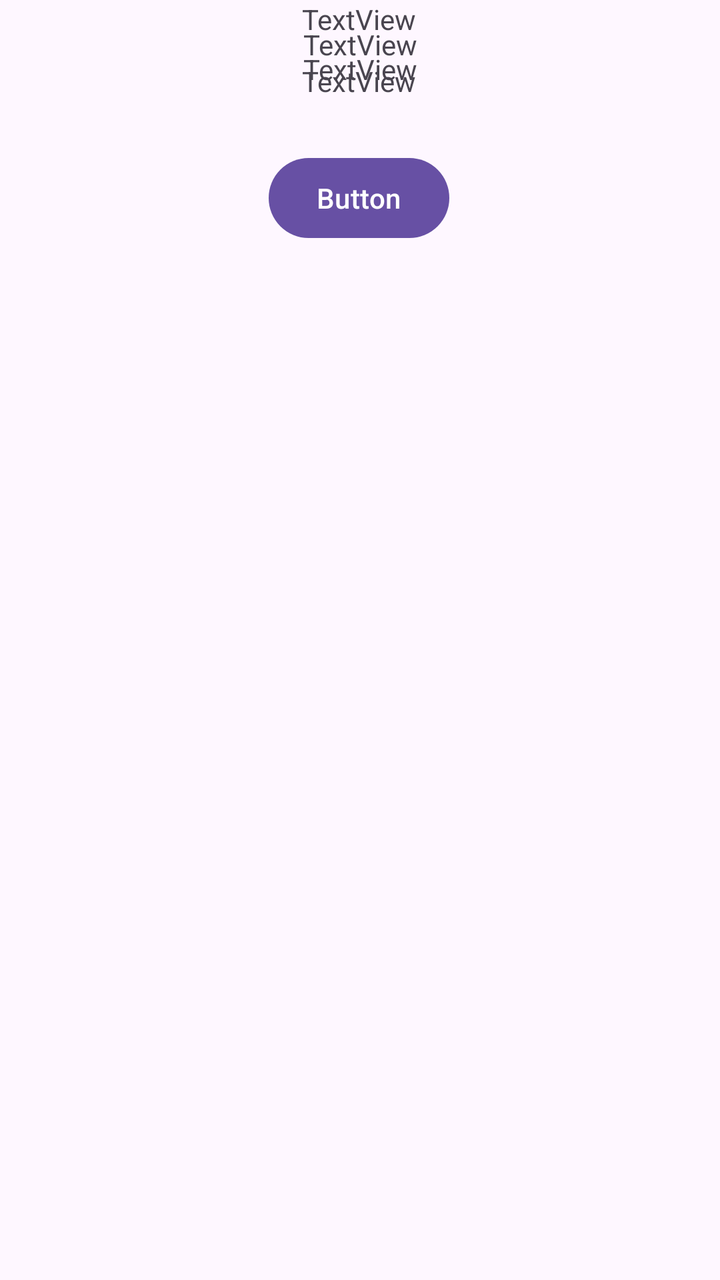
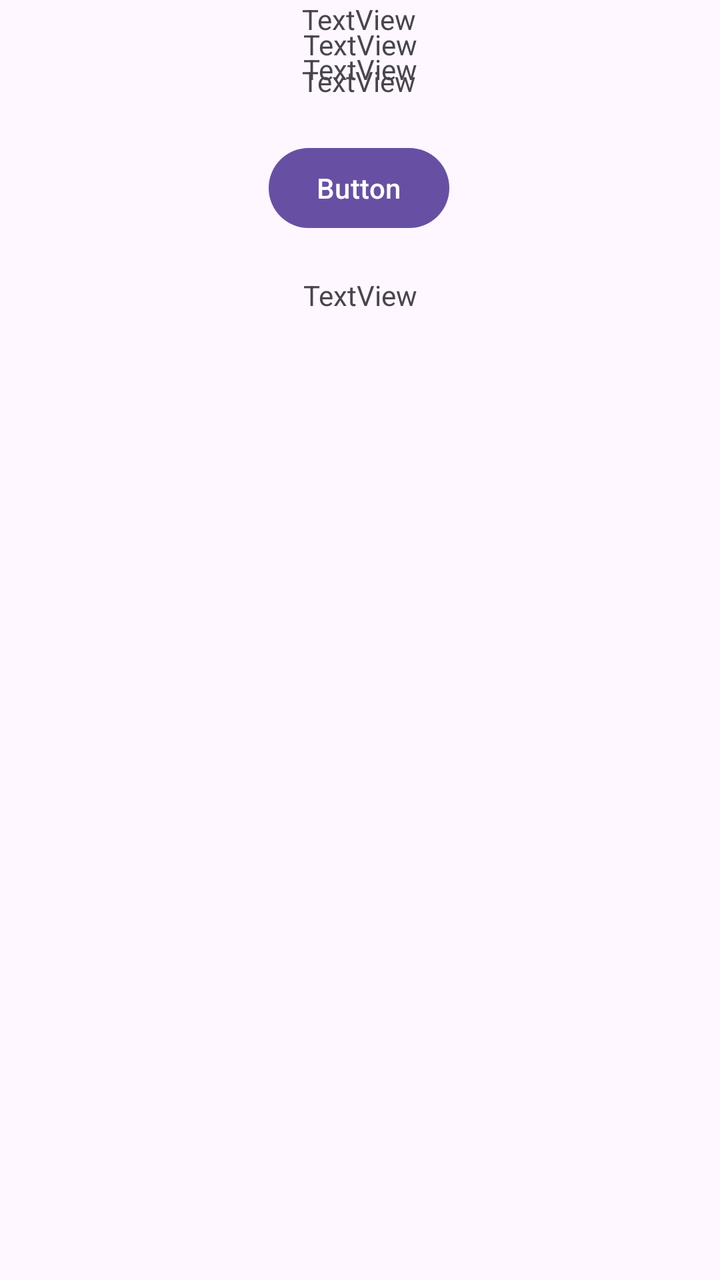

The first picture is an Android layout as it rendered before a commit; the second is the same layout after the commit. The layout source and the unified diff follow.
<!-- AndroidManifest.xml: application theme Theme.AulaComponentsViewModelo -->
<!-- res/layout/activity_main_exibir_form.xml -->
<?xml version="1.0" encoding="utf-8"?>
<androidx.constraintlayout.widget.ConstraintLayout xmlns:android="http://schemas.android.com/apk/res/android"
    xmlns:app="http://schemas.android.com/apk/res-auto"
    xmlns:tools="http://schemas.android.com/tools"
    android:id="@+id/main"
    android:layout_width="match_parent"
    android:layout_height="match_parent"
    tools:context=".MainActivityExibirForm">

    <Button
        android:id="@+id/button"
        android:layout_width="wrap_content"
        android:layout_height="wrap_content"
        android:layout_marginTop="25dp"
        android:onClick="fecharTela"
        android:text="Button"
        app:layout_constraintEnd_toEndOf="parent"
        app:layout_constraintHorizontal_bias="0.498"
        app:layout_constraintStart_toStartOf="parent"
        app:layout_constraintTop_toBottomOf="@+id/textView4" />

    <TextView
        android:id="@+id/textView"
        android:layout_width="wrap_content"
        android:layout_height="wrap_content"
        android:layout_marginTop="25dp"
        android:text="TextView"
        app:layout_constraintEnd_toEndOf="parent"
        app:layout_constraintStart_toStartOf="parent"
        app:layout_constraintTop_toTopOf="parent" />

    <TextView
        android:id="@+id/textView3"
        android:layout_width="wrap_content"
        android:layout_height="wrap_content"
        android:text="TextView"
        app:layout_constraintEnd_toEndOf="parent"
        app:layout_constraintHorizontal_bias="0.498"
        app:layout_constraintStart_toStartOf="parent"
        tools:layout_editor_absoluteY="89dp" />

    <TextView
        android:id="@+id/textView2"
        android:layout_width="wrap_content"
        android:layout_height="wrap_content"
        android:layout_marginTop="25dp"
        android:layout_marginBottom="25dp"
        android:text="TextView"
        app:layout_constraintBottom_toTopOf="@id/textView3"
        app:layout_constraintEnd_toEndOf="parent"
        app:layout_constraintStart_toStartOf="parent"
        app:layout_constraintTop_toBottomOf="@+id/textView" />

    <TextView
        android:id="@+id/textView4"
        android:layout_width="wrap_content"
        android:layout_height="wrap_content"
        android:layout_marginTop="12dp"
        android:text="TextView"
        app:layout_constraintEnd_toEndOf="parent"
        app:layout_constraintHorizontal_bias="0.498"
        app:layout_constraintStart_toStartOf="parent"
        app:layout_constraintTop_toBottomOf="@+id/textView3" />

</androidx.constraintlayout.widget.ConstraintLayout>
<!-- resources referenced by this layout -->
<resources>
  <style name="Theme.AulaComponentsViewModelo" parent="Base.Theme.AulaComponentsViewModelo" />
  <style name="Base.Theme.AulaComponentsViewModelo" parent="Theme.Material3.DayNight.NoActionBar">
          
          
      </style>
</resources>

<!-- the commit's change to res/layout/activity_main_exibir_form.xml (unified diff, before → after) -->
@@ -11,7 +11,7 @@
         android:id="@+id/button"
         android:layout_width="wrap_content"
         android:layout_height="wrap_content"
-        android:layout_marginTop="25dp"
+        android:layout_marginTop="20dp"
         android:onClick="fecharTela"
         android:text="Button"
         app:layout_constraintEnd_toEndOf="parent"
@@ -46,7 +46,7 @@
         android:layout_marginTop="25dp"
         android:layout_marginBottom="25dp"
         android:text="TextView"
-        app:layout_constraintBottom_toTopOf="@id/textView3"
+        app:layout_constraintBottom_toTopOf="@+id/textView3"
         app:layout_constraintEnd_toEndOf="parent"
         app:layout_constraintStart_toStartOf="parent"
         app:layout_constraintTop_toBottomOf="@+id/textView" />
@@ -62,4 +62,15 @@
         app:layout_constraintStart_toStartOf="parent"
         app:layout_constraintTop_toBottomOf="@+id/textView3" />
 
+    <TextView
+        android:id="@+id/textView5"
+        android:layout_width="wrap_content"
+        android:layout_height="wrap_content"
+        android:layout_marginTop="20dp"
+        android:text="TextView"
+        app:layout_constraintEnd_toEndOf="parent"
+        app:layout_constraintHorizontal_bias="0.501"
+        app:layout_constraintStart_toStartOf="parent"
+        app:layout_constraintTop_toBottomOf="@+id/button" />
+
 </androidx.constraintlayout.widget.ConstraintLayout>
